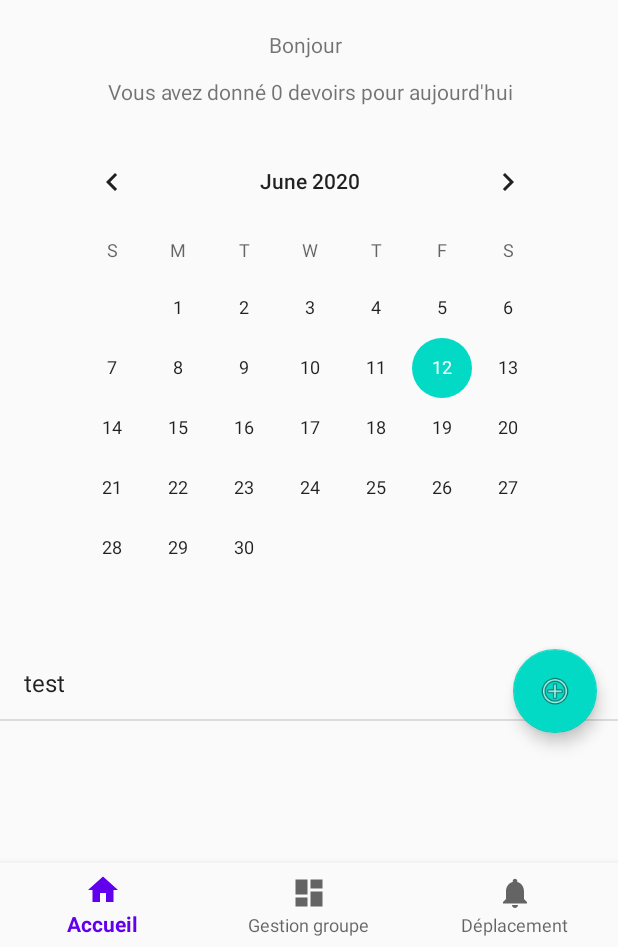
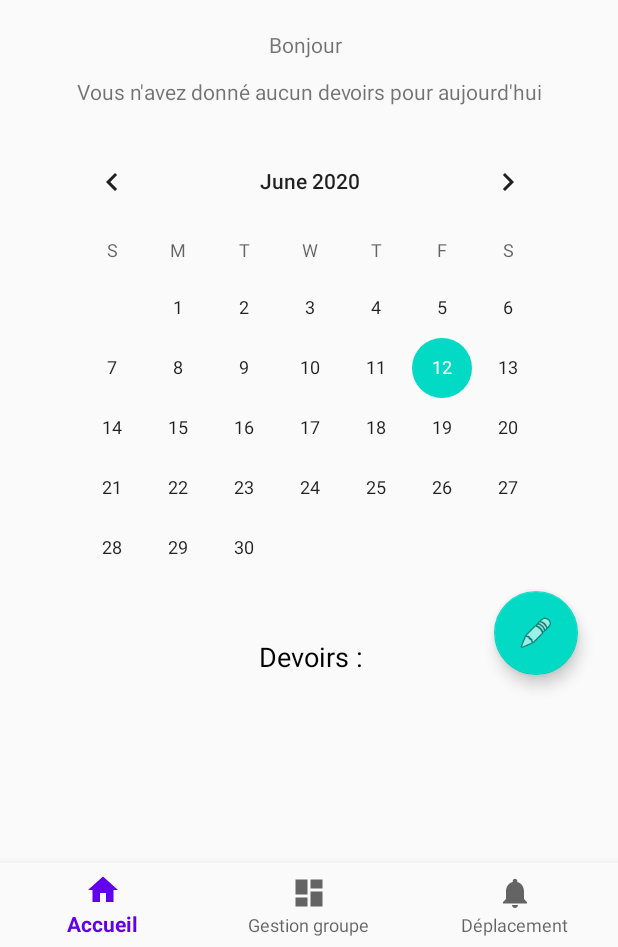
Before and after one commit to gschurck/projet-tutore-s2, an Android app: the screen it shows after launch (MainActivity), on a phone screen of 412 x 824 dp, the part 289-1236 px from its top. Run offline under Robolectric (Android 15) with nearby library versions, the phone set to English and light mode, and no system bars; our stand-ins replace navigation-ui.

Commit message:
ajout liste devoirs

```diff
--- a/IUTManager/app/src/main/java/com/example/iutmanager/MainActivity.java
+++ b/IUTManager/app/src/main/java/com/example/iutmanager/MainActivity.java
@@ -2,9 +2,11 @@ package com.example.iutmanager;
 
 import android.os.Bundle;
 import android.widget.ArrayAdapter;
+import android.widget.Button;
 import android.widget.ListView;
 
 import com.google.android.material.bottomnavigation.BottomNavigationView;
+import com.google.android.material.floatingactionbutton.FloatingActionButton;
 
 import androidx.appcompat.app.AppCompatActivity;
 import androidx.navigation.NavController;
@@ -12,13 +14,22 @@ import androidx.navigation.Navigation;
 import androidx.navigation.ui.AppBarConfiguration;
 import androidx.navigation.ui.NavigationUI;
 
+import java.sql.BatchUpdateException;
 import java.util.ArrayList;
 import java.util.Arrays;
 
 public class MainActivity extends AppCompatActivity {
+    /*static FloatingActionButton plusButton;
+
+
+
+    public static FloatingActionButton getPlusButton() {
+        return plusButton;
+    }*/
 
     @Override
     protected void onCreate(Bundle savedInstanceState) {
+
         super.onCreate(savedInstanceState);
         setContentView(R.layout.activity_main);
         BottomNavigationView navView = findViewById(R.id.nav_view);
@@ -28,6 +39,8 @@ public class MainActivity extends AppCompatActivity {
         NavController navController = Navigation.findNavController(this, R.id.nav_host_fragment);
         NavigationUI.setupActionBarWithNavController(this, navController, appBarConfiguration);
         NavigationUI.setupWithNavController(navView, navController);
+
+       //FloatingActionButton plusButton = (FloatingActionButton) findViewById(R.id.floatingActionButton3);
     }
 
 }
--- a/IUTManager/app/src/main/java/com/example/iutmanager/ui/home/HomeFragment.java
+++ b/IUTManager/app/src/main/java/com/example/iutmanager/ui/home/HomeFragment.java
@@ -8,6 +8,8 @@ import android.view.LayoutInflater;
 import android.view.View;
 import android.view.ViewGroup;
 import android.widget.ArrayAdapter;
+import android.widget.Button;
+import android.widget.CalendarView;
 import android.widget.EditText;
 import android.widget.ListView;
 import android.widget.TextView;
@@ -18,33 +20,46 @@ import androidx.fragment.app.Fragment;
 import androidx.lifecycle.Observer;
 import androidx.lifecycle.ViewModelProviders;
 
+import com.example.iutmanager.MainActivity;
 import com.example.iutmanager.R;
 import com.google.android.material.floatingactionbutton.FloatingActionButton;
 
+import org.w3c.dom.Text;
+
 import java.util.ArrayList;
+import java.util.Date;
 
 public class HomeFragment extends Fragment {
 
+    FloatingActionButton plusButton;
     private HomeViewModel homeViewModel;
     private Object Context;
+    static String date;
+    CalendarView calendar;
+    ListView listeDevoirs;
+    static int dayOfMonth;
+    int nbDevoirs = 0;
+    static ArrayList<String> Devoirs = new ArrayList<String>(5);
+    ArrayList<ArrayList<String>> devoirsDate = new ArrayList<ArrayList<String>>(31);
+    ArrayList<Boolean> checkEdited = new ArrayList<Boolean>(31);
+    ArrayList emptyArray;
 
-    ListView listeDevoirs;
-    static ArrayList<String> Devoirs = new ArrayList<String>();
 
-    private void updateList() {
-
-    }
 
     public View onCreateView(@NonNull LayoutInflater inflater,
                              ViewGroup container, Bundle savedInstanceState) {
         homeViewModel =
                 ViewModelProviders.of(this).get(HomeViewModel.class);
-        View root = inflater.inflate(R.layout.fragment_home, container, false);
-
+        final View root = inflater.inflate(R.layout.fragment_home, container, false);
+        /*plusButton = MainActivity.getPlusButton();
+        plusButton.setVisibility(View.VISIBLE);*/
         final ArrayAdapter<String> adapter = new ArrayAdapter<String>(getActivity(), android.R.layout.simple_list_item_1, Devoirs);
         final ListView listView = (ListView) root.findViewById(R.id.listeDevoirs);
         listView.setAdapter(adapter);
-        adapter.add("test");
+
+
+        final TextView texte1 = (TextView) root.findViewById(R.id.textView3);
+
         FloatingActionButton fab = (FloatingActionButton) root.findViewById(R.id.floatingActionButton);
         fab.setOnClickListener(new View.OnClickListener() {
             @Override
@@ -59,6 +74,21 @@ public class HomeFragment extends Fragment {
                             public void onClick(DialogInterface dialog, int which) {
                                 String task = String.valueOf(taskEditText.getText());
                                 adapter.add(task);
+                                nbDevoirs +=1;
+                                switch (nbDevoirs){
+                                    case 0:
+                                        texte1.setText("Vous n'avez donné aucun devoirs pour aujourd'hui");
+                                        break;
+                                    case 1:
+                                        texte1.setText("Vous avez donné " + nbDevoirs + " devoir pour aujourd'hui");
+                                        break;
+                                    default:
+                                        texte1.setText("Vous avez donné " + nbDevoirs + " devoirs pour aujourd'hui");
+                                        break;
+                                }
+
+                                /*devoirsDate.set(dayOfMonth, Devoirs);
+                                checkEdited.set(dayOfMonth, true);*/
                             }
                         })
                         .setNegativeButton("Annuler", null)
@@ -67,6 +97,24 @@ public class HomeFragment extends Fragment {
             }
         });
 
+        CalendarView calendar = (CalendarView) root.findViewById(R.id.calendarView);
+        /*calendar.setOnDateChangeListener(new CalendarView.OnDateChangeListener() {
+
+            @Override
+            public void onSelectedDayChange(CalendarView view, int year, int month,
+                                            int dayOfMonth) {
+                month+=1;
+                TextView texte = (TextView) root.findViewById(R.id.textView5);
+                texte.setText("Devoirs du " + dayOfMonth + "/0"  + month + " :");
+                if (checkEdited.get(dayOfMonth) == true) {
+                    Devoirs = devoirsDate.get(dayOfMonth);
+                }
+                else {
+                    Devoirs = emptyArray;
+                }
+            }
+        });*/
+
         return root;
     }
 
--- a/IUTManager/app/src/main/res/layout/fragment_home.xml
+++ b/IUTManager/app/src/main/res/layout/fragment_home.xml
@@ -1,5 +1,4 @@
 <?xml version="1.0" encoding="utf-8"?>
-
 <androidx.constraintlayout.widget.ConstraintLayout xmlns:android="http://schemas.android.com/apk/res/android"
     xmlns:app="http://schemas.android.com/apk/res-auto"
     xmlns:tools="http://schemas.android.com/tools"
@@ -7,34 +6,20 @@
     android:layout_height="match_parent"
     tools:context=".ui.home.HomeFragment">
 
-    <androidx.core.widget.NestedScrollView
+    <ScrollView
         android:layout_width="match_parent"
-        android:layout_height="match_parent"
-        android:fillViewport="true">
+        android:layout_height="match_parent">
 
         <LinearLayout
             android:layout_width="match_parent"
             android:layout_height="wrap_content"
-            android:orientation="vertical" />
-    </androidx.core.widget.NestedScrollView>
-
-    <androidx.core.widget.NestedScrollView
-        android:layout_width="match_parent"
-        android:layout_height="match_parent"
-        android:fillViewport="true">
-
-        <LinearLayout
-            android:layout_width="match_parent"
-            android:layout_height="wrap_content"
-            android:orientation="vertical" />
-    </androidx.core.widget.NestedScrollView>
+            android:orientation="vertical" >
 
             <androidx.constraintlayout.widget.ConstraintLayout
                 android:id="@+id/constraintLayout"
                 android:layout_width="413dp"
                 android:layout_height="934dp"
-        tools:context=".ui.home.HomeFragment"
-        tools:layout_editor_absoluteX="-2dp">
+                tools:context=".ui.home.HomeFragment">
 
                 <ImageView
                     android:id="@+id/imageView3"
@@ -91,7 +76,7 @@
                     android:layout_marginStart="70dp"
                     android:layout_marginTop="12dp"
                     android:layout_marginEnd="70dp"
-            android:text="Vous avez donné 0 devoirs pour aujourd'hui"
+                    android:text="Vous n'avez donné aucun devoirs pour aujourd'hui"
                     android:textAlignment="center"
                     android:textSize="14sp"
                     app:layout_constraintEnd_toEndOf="parent"
@@ -103,23 +88,42 @@
                     android:id="@+id/floatingActionButton"
                     android:layout_width="wrap_content"
                     android:layout_height="wrap_content"
-            android:layout_marginTop="7dp"
-            android:layout_marginEnd="15dp"
+                    android:layout_marginTop="3dp"
+                    android:layout_marginEnd="28dp"
+                    android:layout_marginBottom="8dp"
                     android:clickable="true"
-            android:src="@android:drawable/ic_menu_add"
+                    android:src="@android:drawable/ic_menu_edit"
+                    app:layout_constraintBottom_toTopOf="@+id/listeDevoirs"
                     app:layout_constraintEnd_toEndOf="parent"
+                    app:layout_constraintTop_toBottomOf="@+id/calendarView"
+                    app:layout_constraintVertical_bias="0.813" />
+
+                <TextView
+                    android:id="@+id/textView5"
+                    android:layout_width="wrap_content"
+                    android:layout_height="wrap_content"
+                    android:layout_marginStart="172dp"
+                    android:layout_marginEnd="172dp"
+                    android:text="Devoirs :"
+                    android:textAlignment="center"
+                    android:textColor="#000000"
+                    android:textSize="18sp"
+                    app:layout_constraintEnd_toEndOf="parent"
+                    app:layout_constraintStart_toStartOf="parent"
                     app:layout_constraintTop_toBottomOf="@+id/calendarView" />
 
                 <ListView
                     android:id="@+id/listeDevoirs"
-            android:layout_width="414dp"
-            android:layout_height="362dp"
-            android:layout_marginTop="512dp"
+                    android:layout_width="407dp"
+                    android:layout_height="200dp"
+                    android:drawSelectorOnTop="false"
                     app:layout_constraintStart_toStartOf="parent"
-            app:layout_constraintTop_toTopOf="parent">
+                    app:layout_constraintTop_toBottomOf="@+id/textView5">
 
                 </ListView>
 
             </androidx.constraintlayout.widget.ConstraintLayout>
+        </LinearLayout>
+    </ScrollView>
 
 </androidx.constraintlayout.widget.ConstraintLayout>
```
Lines whose indentation alone changed are shown as unchanged.
